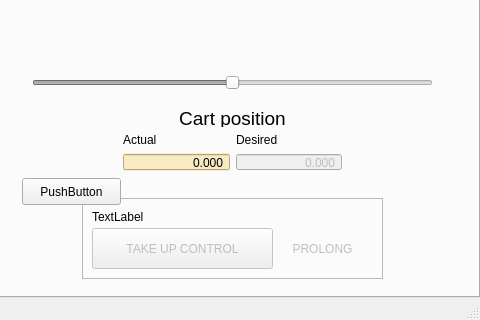
Before: the Qt Designer form mainwindow.ui in szkulisz/mgr_gui, drawn with Qt 5; both pictures show x 800 to 1280 and y 448 to 768 of the 1280 by 768 pixel window.
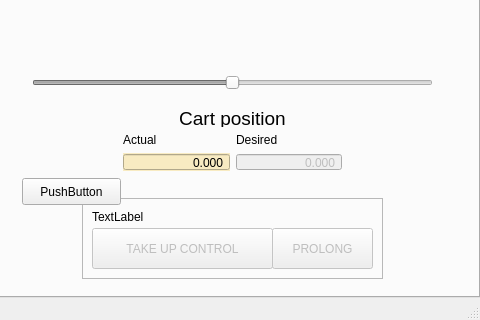
After: the same form once the commit is applied. Custom widgets are drawn as their Qt base class.

Patch:
```diff
--- a/mainwindow.ui
+++ b/mainwindow.ui
@@ -1398,7 +1398,7 @@
         <bool>false</bool>
        </property>
        <property name="styleSheet">
-        <string notr="true">background-color: rgb(255, 170, 0);</string>
+        <string notr="true"/>
        </property>
        <property name="text">
         <string>PROLONG</string>
@@ -1410,7 +1410,7 @@
         <bool>true</bool>
        </property>
        <property name="flat">
-        <bool>true</bool>
+        <bool>false</bool>
        </property>
       </widget>
       <widget class="QPushButton" name="bControl">
```
